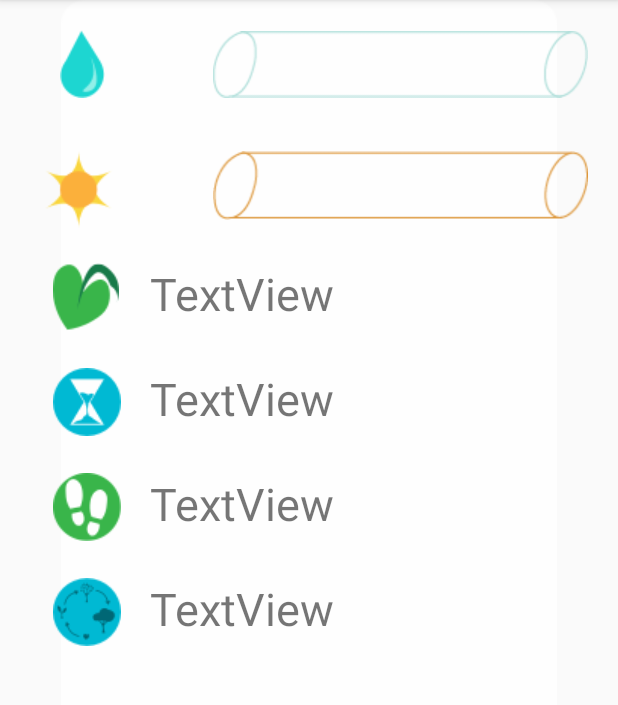
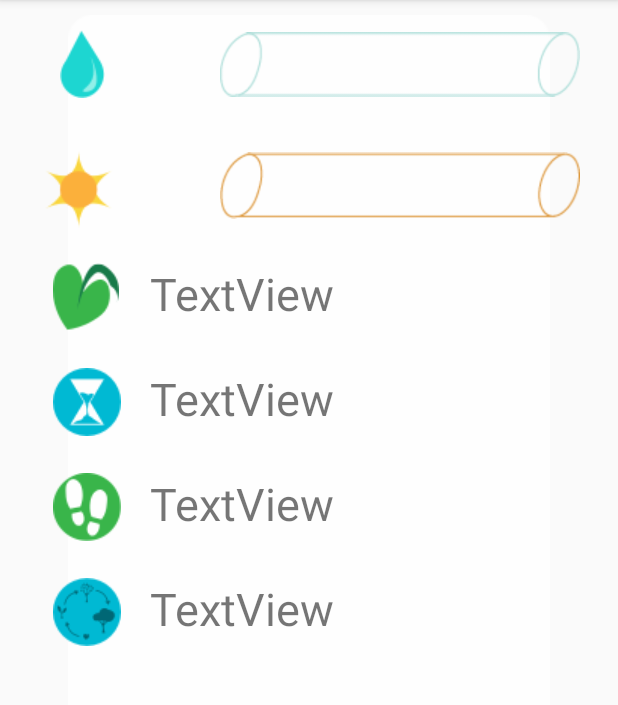
Before and after one commit to Pihlqvist/project_arbor, an Android app: the fragment StatsTab shown on its own in the app's theme, on a phone screen of 412 x 824 dp, the part 84-789 px from its top. Run offline under Robolectric (Android 15) with nearby library versions, the light colour scheme and no system bars.

Commit message:
Finished with StatsTab Layout Design :)

```diff
--- a/app/src/main/res/layout/fragment_stats_tab.xml
+++ b/app/src/main/res/layout/fragment_stats_tab.xml
@@ -3,12 +3,14 @@
     xmlns:app="http://schemas.android.com/apk/res-auto"
     android:orientation="vertical" android:layout_width="match_parent"
     android:layout_height="match_parent">
+
     <ImageView
         android:id="@+id/ivTransRectangle"
         android:layout_width="match_parent"
-        android:layout_height="503dp"
+        android:layout_height="488dp"
         android:layout_centerHorizontal="true"
         android:layout_centerVertical="true"
+        android:layout_marginTop="10dp"
         android:adjustViewBounds="true"
         app:srcCompat="@drawable/transp_rectangle" />
 
@@ -18,19 +20,19 @@
         android:layout_width="wrap_content"
         android:layout_height="wrap_content"
         android:layout_marginTop="20dp"
-        android:layout_marginRight="20dp"
+        android:layout_marginRight="25dp"
         android:layout_gravity="center|top|right">
 
         <ImageView
             android:id="@+id/ivXmlWater"
-            android:layout_width="250dp"
+            android:layout_width="240dp"
             android:layout_height="wrap_content"
             android:src="@drawable/clip_source" />
 
 
         <ImageView
             android:id="@+id/ivEmptyWater"
-            android:layout_width="250dp"
+            android:layout_width="240dp"
             android:layout_height="wrap_content"
             android:src="@drawable/scall" />
 
@@ -42,19 +44,19 @@
         android:layout_width="wrap_content"
         android:layout_height="wrap_content"
         android:layout_marginTop="100dp"
-        android:layout_marginRight="20dp"
+        android:layout_marginRight="25dp"
         android:layout_gravity="top|center|right">
 
 
         <ImageView
             android:id="@+id/ivEmptySun"
-            android:layout_width="250dp"
+            android:layout_width="240dp"
             android:layout_height="wrap_content"
             android:src="@drawable/empty_sb" />
 
         <ImageView
             android:id="@+id/ivXmlSun"
-            android:layout_width="250dp"
+            android:layout_width="240dp"
             android:layout_height="wrap_content"
             android:src="@drawable/clip_source2" />
 
```
